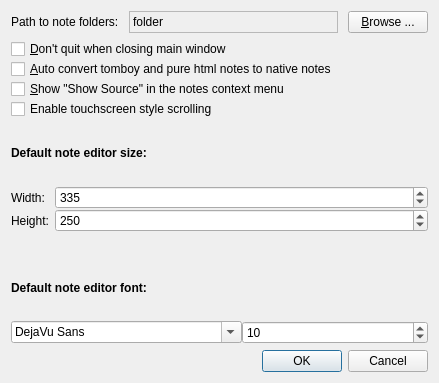
Above: src/ui/preferences.ui from hakaishi/nobleNote before the change. Below: the same form after it.
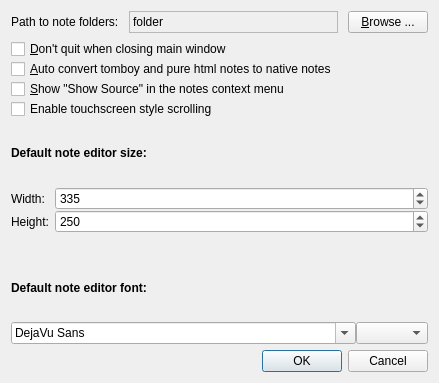
That is the form after the change. Icons and pictures are not drawn.

Diff of the .ui file:
```diff
--- a/src/ui/preferences.ui
+++ b/src/ui/preferences.ui
@@ -82,13 +82,6 @@
        </property>
       </widget>
      </item>
-     <item row="7" column="1">
-      <widget class="QSpinBox" name="fontSizeSpinBox">
-       <property name="value">
-        <number>10</number>
-       </property>
-      </widget>
-     </item>
      <item row="5" column="0" colspan="2">
       <layout class="QFormLayout" name="formLayout">
        <property name="sizeConstraint">
@@ -177,6 +170,16 @@
        </property>
       </widget>
      </item>
+     <item row="7" column="1">
+      <widget class="QComboBox" name="fontSizeComboBox">
+       <property name="sizePolicy">
+        <sizepolicy hsizetype="Fixed" vsizetype="Fixed">
+         <horstretch>0</horstretch>
+         <verstretch>0</verstretch>
+        </sizepolicy>
+       </property>
+      </widget>
+     </item>
     </layout>
    </item>
    <item row="0" column="1">
```
Left out of the diff: 1 changed line with no effect on the pictures.
